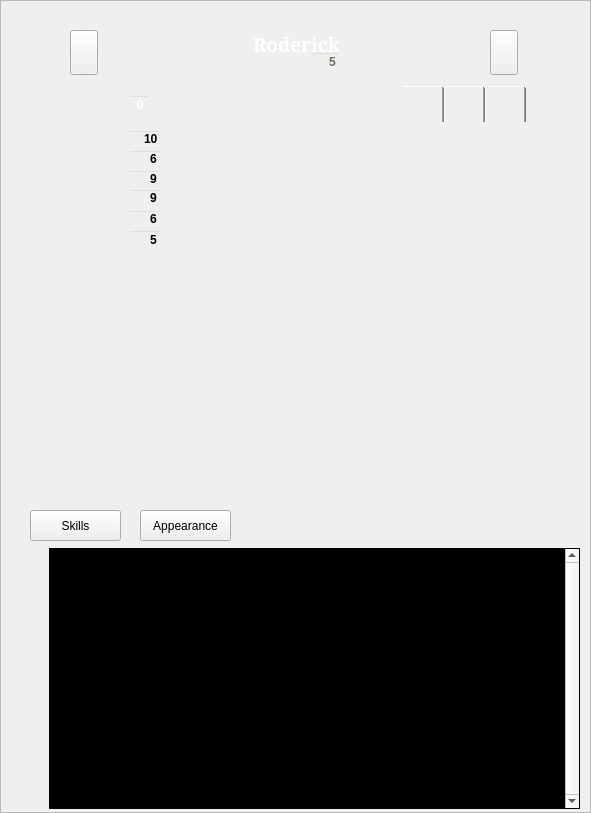
Qt form charactertab.ui (fischerdr/MooseEdit) before a commit.
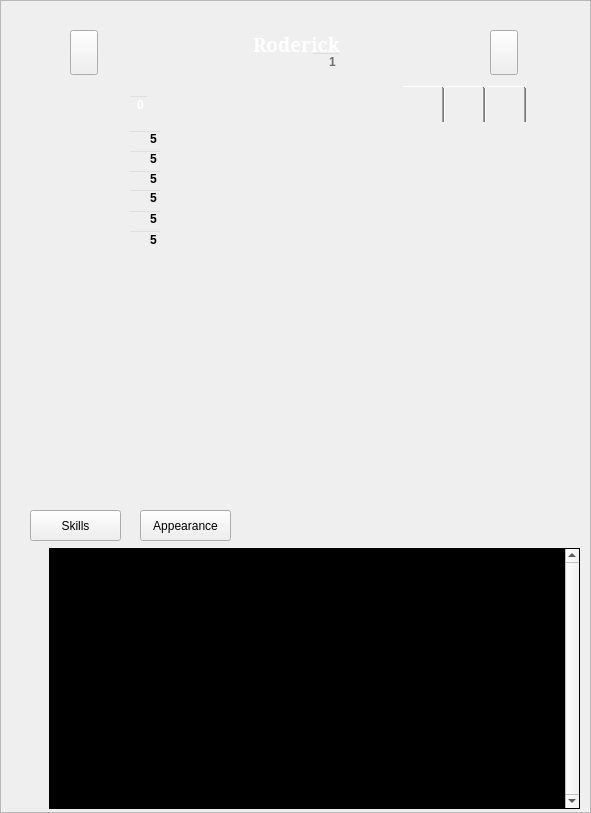
The same form after that commit. Icons and pictures are not drawn. Custom widgets are drawn as their Qt base class.

What changed in the file:
```diff
--- a/charactertab.ui
+++ b/charactertab.ui
@@ -120,7 +120,7 @@
 </string>
     </property>
     <property name="text">
-     <string>6</string>
+     <string>5</string>
     </property>
     <property name="alignment">
      <set>Qt::AlignRight|Qt::AlignTrailing|Qt::AlignVCenter</set>
@@ -149,7 +149,7 @@
 </string>
     </property>
     <property name="text">
-     <string>9</string>
+     <string>5</string>
     </property>
     <property name="alignment">
      <set>Qt::AlignRight|Qt::AlignTrailing|Qt::AlignVCenter</set>
@@ -178,7 +178,7 @@
 </string>
     </property>
     <property name="text">
-     <string>9</string>
+     <string>5</string>
     </property>
     <property name="alignment">
      <set>Qt::AlignRight|Qt::AlignTrailing|Qt::AlignVCenter</set>
@@ -207,7 +207,7 @@
 </string>
     </property>
     <property name="text">
-     <string>6</string>
+     <string>5</string>
     </property>
     <property name="alignment">
      <set>Qt::AlignRight|Qt::AlignTrailing|Qt::AlignVCenter</set>
@@ -237,7 +237,7 @@
 </string>
     </property>
     <property name="text">
-     <string>10</string>
+     <string>5</string>
     </property>
     <property name="alignment">
      <set>Qt::AlignRight|Qt::AlignTrailing|Qt::AlignVCenter</set>
@@ -1331,7 +1331,7 @@
 color: rgb(116, 109, 101);</string>
     </property>
     <property name="text">
-     <string>5</string>
+     <string>1</string>
     </property>
     <property name="alignment">
      <set>Qt::AlignRight|Qt::AlignTrailing|Qt::AlignVCenter</set>
```
Left out of the diff: 24 changed lines with no effect on the pictures.
